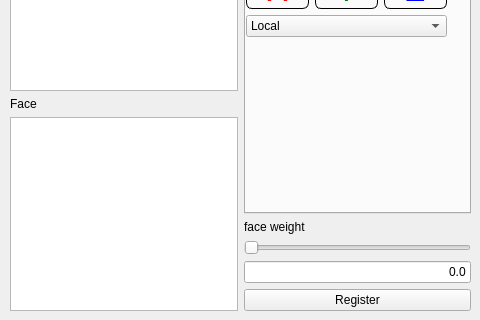
hkrn/MMDAI, file QMA2/TransformWidget.ui: the form before one commit; both pictures show x 0 to 480 and y 240 to 560 of the 480 by 560 pixel window.
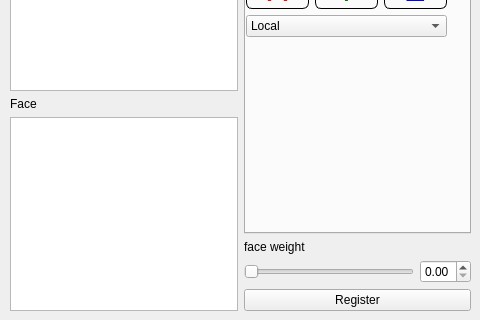
The form after the commit. Custom widgets are drawn as their Qt base class.

Commit message: replaced lineedit to double spinbox at face weight

What changed in the file:
```diff
--- a/QMA2/TransformWidget.ui
+++ b/QMA2/TransformWidget.ui
@@ -247,6 +247,8 @@
          </widget>
         </item>
         <item>
+         <layout class="QHBoxLayout" name="horizontalLayout_2">
+          <item>
          <widget class="QSlider" name="faceWeightSlider">
           <property name="maximum">
            <number>100</number>
@@ -257,14 +259,16 @@
          </widget>
         </item>
         <item>
-         <widget class="QLineEdit" name="faceWeightValue">
-          <property name="text">
-           <string>0.0</string>
-          </property>
-          <property name="alignment">
-           <set>Qt::AlignRight|Qt::AlignTrailing|Qt::AlignVCenter</set>
-          </property>
-         </widget>
+           <widget class="QDoubleSpinBox" name="faceWeightSpinBox">
+            <property name="maximum">
+             <double>1.000000000000000</double>
+            </property>
+            <property name="singleStep">
+             <double>0.010000000000000</double>
+            </property>
+           </widget>
+          </item>
+         </layout>
         </item>
         <item>
          <widget class="QPushButton" name="registerButton">
```
Lines whose indentation alone changed are shown as unchanged. The commit also changes 6 other files.
